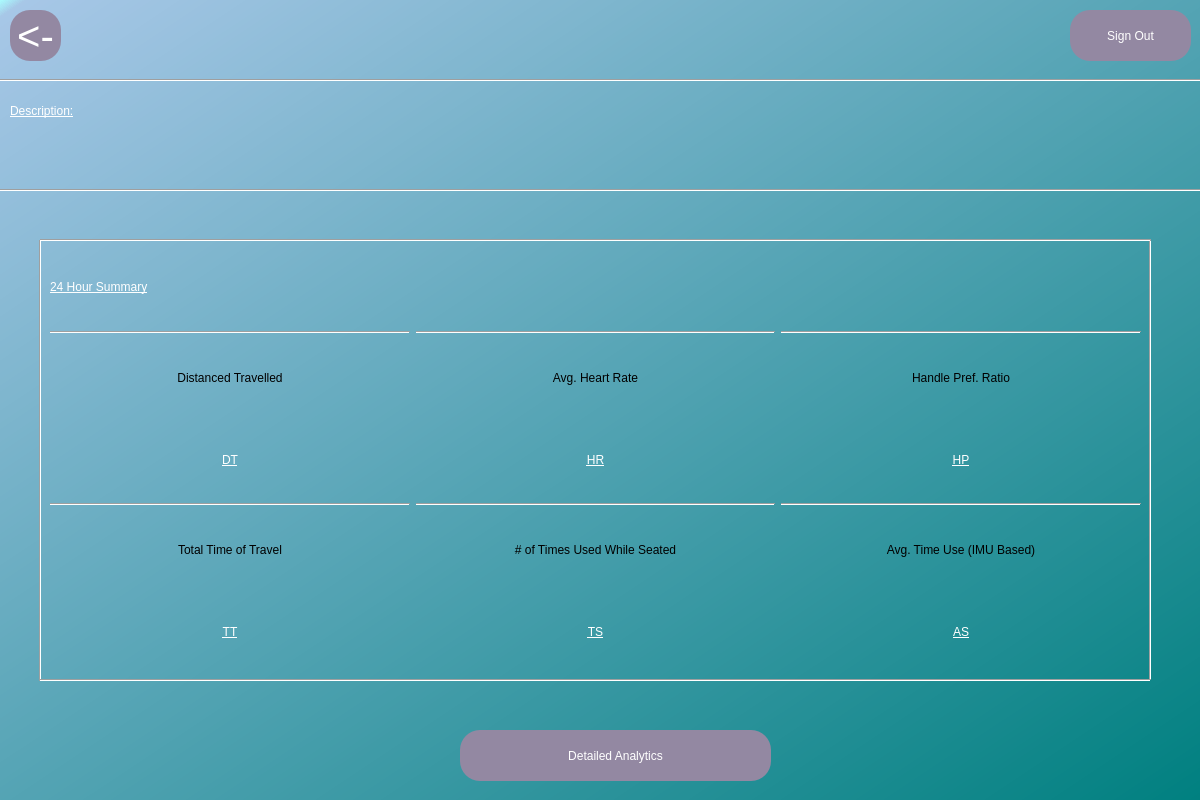
Old version of the form UserDashboard.ui in the repository MysticalMango647/RollSmartGui.
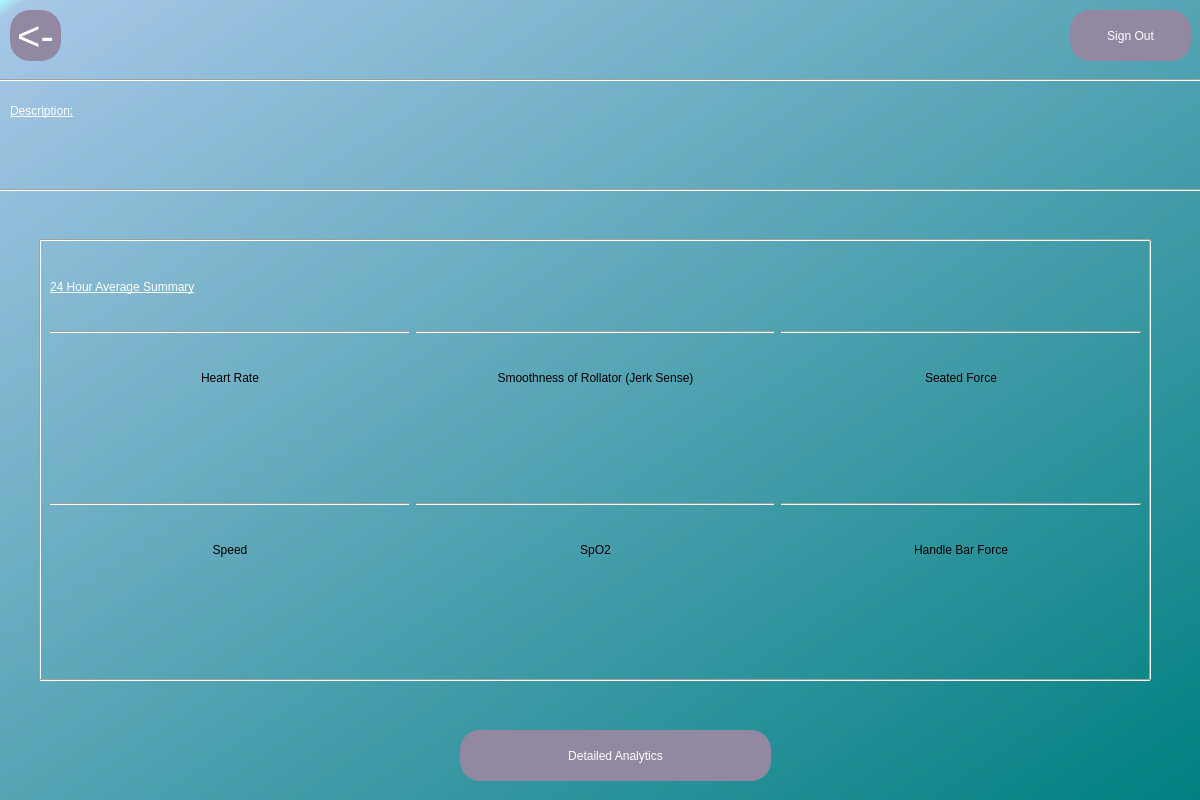
New version of the form.

Commit message: need file for db_datafetch...24hrsummar. for loading data sumamry. Integrated source code to main.py  to load data on userdashboard

Patch:
```diff
--- a/UserDashboard.ui
+++ b/UserDashboard.ui
@@ -159,12 +159,11 @@
      <item row="6" column="1">
       <widget class="QLabel" name="TS">
        <property name="styleSheet">
-        <string notr="true">font: 16pt &quot;Corbel&quot;;
-text-decoration: underline;
+        <string notr="true">font: 22pt &quot;Corbel&quot;;
 color: rgb(255,255,255);</string>
        </property>
        <property name="text">
-        <string>TS</string>
+        <string/>
        </property>
        <property name="alignment">
         <set>Qt::AlignCenter</set>
@@ -174,12 +173,11 @@
      <item row="6" column="2">
       <widget class="QLabel" name="AU">
        <property name="styleSheet">
-        <string notr="true">font: 16pt &quot;Corbel&quot;;
-text-decoration: underline;
+        <string notr="true">font: 22pt &quot;Corbel&quot;;
 color: rgb(255,255,255);</string>
        </property>
        <property name="text">
-        <string>AS</string>
+        <string/>
        </property>
        <property name="alignment">
         <set>Qt::AlignCenter</set>
@@ -193,22 +191,7 @@
 </string>
        </property>
        <property name="text">
-        <string>Handle Pref. Ratio</string>
-       </property>
-       <property name="alignment">
-        <set>Qt::AlignCenter</set>
-       </property>
-      </widget>
-     </item>
-     <item row="3" column="0">
-      <widget class="QLabel" name="DT">
-       <property name="styleSheet">
-        <string notr="true">font: 16pt &quot;Corbel&quot;;
-text-decoration: underline;
-color: rgb(255,255,255);</string>
-       </property>
-       <property name="text">
-        <string>DT</string>
+        <string>Seated Force</string>
        </property>
        <property name="alignment">
         <set>Qt::AlignCenter</set>
@@ -218,12 +201,11 @@
      <item row="6" column="0">
       <widget class="QLabel" name="TT">
        <property name="styleSheet">
-        <string notr="true">font: 16pt &quot;Corbel&quot;;
-text-decoration: underline;
+        <string notr="true">font: 22pt &quot;Corbel&quot;;
 color: rgb(255,255,255);</string>
        </property>
        <property name="text">
-        <string>TT</string>
+        <string/>
        </property>
        <property name="alignment">
         <set>Qt::AlignCenter</set>
@@ -244,30 +226,14 @@
        </property>
       </widget>
      </item>
-     <item row="3" column="1">
-      <widget class="QLabel" name="HR">
-       <property name="styleSheet">
-        <string notr="true">font: 16pt &quot;Corbel&quot;;
-text-decoration: underline;
-color: rgb(255,255,255);</string>
-       </property>
-       <property name="text">
-        <string>HR</string>
-       </property>
-       <property name="alignment">
-        <set>Qt::AlignCenter</set>
-       </property>
-      </widget>
-     </item>
      <item row="3" column="2">
       <widget class="QLabel" name="HP">
        <property name="styleSheet">
-        <string notr="true">font: 16pt &quot;Corbel&quot;;
-text-decoration: underline;
+        <string notr="true">font: 22pt &quot;Corbel&quot;;
 color: rgb(255,255,255);</string>
        </property>
        <property name="text">
-        <string>HP</string>
+        <string/>
        </property>
        <property name="alignment">
         <set>Qt::AlignCenter</set>
@@ -281,7 +247,7 @@
 </string>
        </property>
        <property name="text">
-        <string>Total Time of Travel</string>
+        <string>Speed</string>
        </property>
        <property name="alignment">
         <set>Qt::AlignCenter</set>
@@ -295,7 +261,7 @@
 </string>
        </property>
        <property name="text">
-        <string>Avg. Heart Rate</string>
+        <string>Smoothness of Rollator (Jerk Sense)</string>
        </property>
        <property name="alignment">
         <set>Qt::AlignCenter</set>
@@ -309,7 +275,7 @@
 </string>
        </property>
        <property name="text">
-        <string># of Times Used While Seated</string>
+        <string>SpO2</string>
        </property>
        <property name="alignment">
         <set>Qt::AlignCenter</set>
@@ -323,7 +289,7 @@
 </string>
        </property>
        <property name="text">
-        <string>Avg. Time Use (IMU Based)</string>
+        <string>Handle Bar Force</string>
        </property>
        <property name="alignment">
         <set>Qt::AlignCenter</set>
@@ -338,7 +304,7 @@
 color: rgb(255,255,255);</string>
        </property>
        <property name="text">
-        <string>24 Hour Summary</string>
+        <string>24 Hour Average Summary</string>
        </property>
       </widget>
      </item>
@@ -348,7 +314,7 @@
         <string notr="true">font: 16pt &quot;Corbel&quot;;</string>
        </property>
        <property name="text">
-        <string>Distanced Travelled</string>
+        <string>Heart Rate</string>
        </property>
        <property name="alignment">
         <set>Qt::AlignCenter</set>
@@ -383,6 +349,34 @@
        </property>
       </widget>
      </item>
+     <item row="3" column="1">
+      <widget class="QLabel" name="SR">
+       <property name="styleSheet">
+        <string notr="true">font: 22pt &quot;Corbel&quot;;
+color: rgb(255,255,255);</string>
+       </property>
+       <property name="text">
+        <string/>
+       </property>
+       <property name="alignment">
+        <set>Qt::AlignCenter</set>
+       </property>
+      </widget>
+     </item>
+     <item row="3" column="0">
+      <widget class="QLabel" name="HR">
+       <property name="styleSheet">
+        <string notr="true">font: 22pt &quot;Corbel&quot;;
+color: rgb(255,255,255);</string>
+       </property>
+       <property name="text">
+        <string/>
+       </property>
+       <property name="alignment">
+        <set>Qt::AlignCenter</set>
+       </property>
+      </widget>
+     </item>
     </layout>
    </widget>
    <widget class="Line" name="line_3">
```
Left out of the diff: 10 changed lines with no effect on the pictures. The commit also changes 2 other files.
